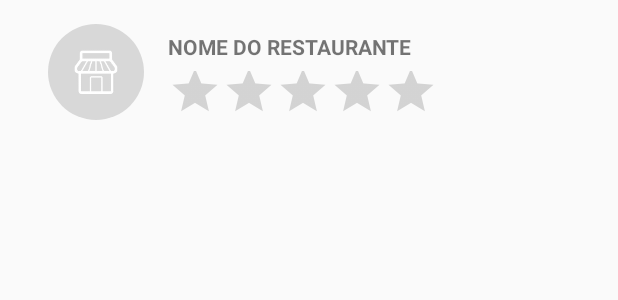
After one commit to HelpVeg/HelpVegApp, an Android app: the layout indications_row.xml on its own in the app's theme, with its tools: preview values and no code run, on a phone screen of 412 x 824 dp. The commit adds this screen. Shown: the top 300 px of the screen. Run offline under Robolectric (Android 15) with nearby library versions, the phone set to English and light mode, and no system bars.

Commit message:
Criar IndicationsActivity
Criar IndicationsActivity onde serao listadas as recomendacoes
Criar metodo getAllRestaurantsIndications em RestaurantsBusiness para fazer a chamada do metodo SlopeOne e popular a lista de recomendacao

```diff
--- a/app/src/main/AndroidManifest.xml
+++ b/app/src/main/AndroidManifest.xml
@@ -31,6 +31,7 @@
         <activity android:name=".user.gui.EditPasswordActivity" />
         <activity android:name=".avaliacao.gui.CommentActivity" />
         <activity android:name=".restaurant.gui.GalleryActivity" />
+        <activity android:name=".avaliacao.gui.IndicationsActivity" />
 
         <meta-data
             android:name="com.google.android.geo.API_KEY"
--- /dev/null
+++ b/app/src/main/res/layout/indications_row.xml
@@ -0,0 +1,42 @@
+<?xml version="1.0" encoding="utf-8"?>
+<RelativeLayout xmlns:android="http://schemas.android.com/apk/res/android"
+    xmlns:app="http://schemas.android.com/apk/res-auto"
+    android:layout_width="match_parent"
+    android:layout_height="wrap_content"
+    android:orientation="vertical"
+    android:paddingLeft="@dimen/activity_horizontal_margin"
+    android:paddingRight="@dimen/activity_horizontal_margin"
+    android:onClick="moveToRestaurantActivity">
+
+
+    <de.hdodenhof.circleimageview.CircleImageView
+        android:id="@+id/imageRestaurantCard"
+        android:layout_width="80dp"
+        android:layout_height="80dp"
+        android:layout_margin="8dp"
+        android:src="@mipmap/ic_restaurant_default"
+        android:padding="8dp" />
+
+    <TextView
+        android:id="@+id/nameRestaurantCard"
+        android:layout_width="wrap_content"
+        android:layout_height="wrap_content"
+        android:layout_alignTop="@+id/imageRestaurantCard"
+        android:layout_marginTop="13dp"
+        android:layout_toEndOf="@+id/imageRestaurantCard"
+        android:text="@string/nameRestaurant"
+        android:textAllCaps="true"
+        android:textAppearance="@style/Base.TextAppearance.AppCompat.Small"
+        android:textStyle="bold" />
+
+    <RatingBar
+        android:id="@+id/ratingBarGeneralCard"
+        style="?android:attr/ratingBarStyleIndicator"
+        android:layout_width="wrap_content"
+        android:layout_height="45dp"
+        android:layout_alignBottom="@+id/imageRestaurantCard"
+        android:layout_toEndOf="@+id/imageRestaurantCard"
+        android:backgroundTint="@color/colorAccent"
+        android:isIndicator="true" />
+
+</RelativeLayout>
--- a/app/src/main/res/menu/activity_main_drawer.xml
+++ b/app/src/main/res/menu/activity_main_drawer.xml
@@ -9,6 +9,10 @@
             android:icon="@drawable/ic_person_black_24dp"
             android:title="@string/profile" />
         <item
+            android:id="@+id/navIndications"
+            android:icon="@drawable/ic_star_black_24dp"
+            android:title="@string/indications"/>
+        <item
             android:id="@+id/navLogout"
             android:icon="@drawable/ic_logout"
             android:title="@string/logout"/>
--- a/app/src/main/res/values/strings.xml
+++ b/app/src/main/res/values/strings.xml
@@ -6,7 +6,7 @@
     <string name="confirmPassword">Confirmação de senha</string>
 
     <string name="profile">Perfil</string>
-    <string name="logout">Logout</string>
+    <string name="logout">Sair</string>
     <string name="MarkerLegend">Legenda dos marcadores do mapa</string>
 
     <string name="btnRegister">Cadastrar</string>
@@ -58,4 +58,5 @@
     <string name="preferenceService">Serviço</string>
     <string name="preferencePlace">Ambiente</string>
     <string name="preferencePrice">Preço</string>
+    <string name="indications">Indicações</string>
 </resources>
```
Also changed, not shown: app/src/main/java/mpoo/bsi/ufrpe/helpvegapp/avaliacao/gui/IndicationsActivity.java (added, +71 -0 lines), app/src/main/java/mpoo/bsi/ufrpe/helpvegapp/avaliacao/gui/IndicationsAdapter.java (added, +71 -0 lines), app/src/main/java/mpoo/bsi/ufrpe/helpvegapp/restaurant/business/RestaurantBusiness.java (+17 -4 lines), app/src/main/java/mpoo/bsi/ufrpe/helpvegapp/restaurant/gui/MapsActivity.java (+12 -0 lines), app/src/main/res/layout/activity_indications.xml (added, +17 -0 lines).
